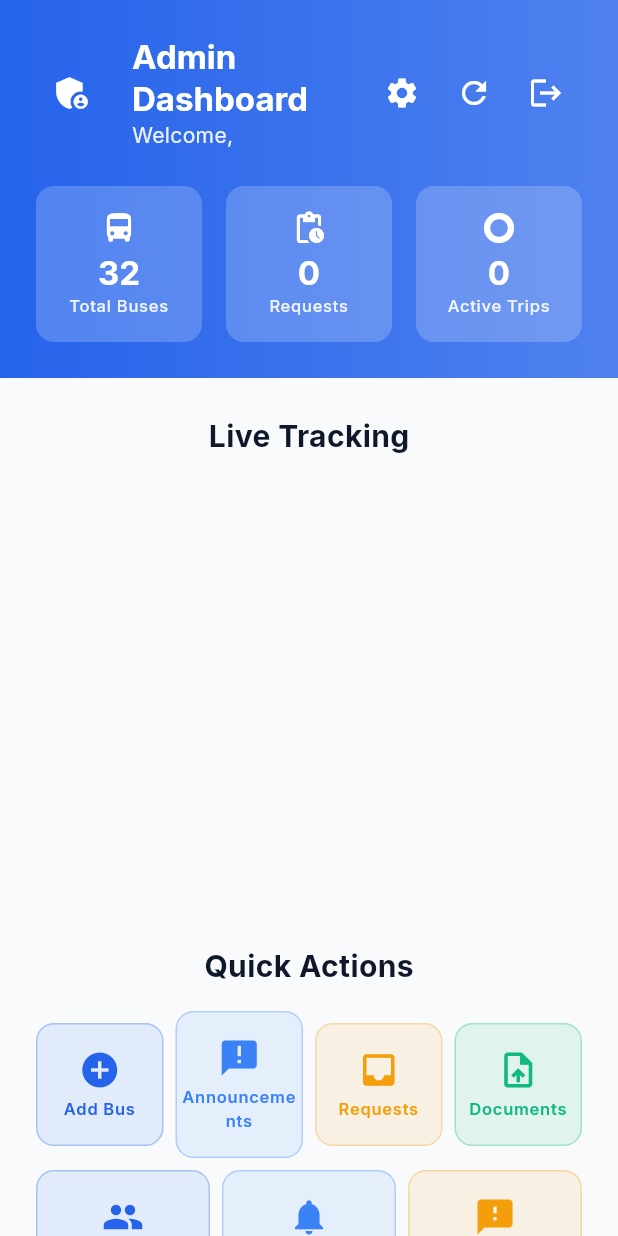
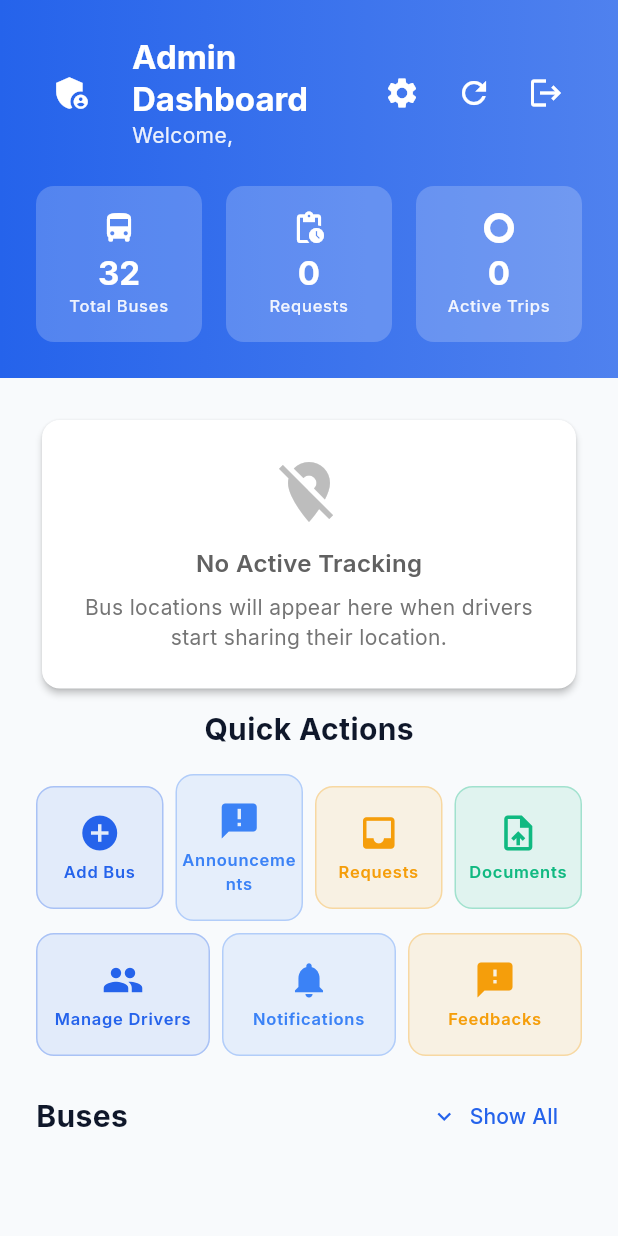
Before and after one commit to krishna2006-creator/bus-app, a Flutter app: the AdminDashboard screen opened by its route, on a phone screen of 412 x 824 dp. Run offline on Flutter 3.47's test engine with Material 3 defaults, Android fonts, the phone set to English and light mode, and no system bars; our stand-ins replace file_picker, firebase_core, firebase_messaging, flutter_local_notifications, flutter_map, geolocator and 7 more; missing offline and left inert: flutter_pdfview; accounts and stored records are empty; network calls fail.

Commit message:
fix: resolve flutter analyze errors and improve admin dashboard layout

```diff
--- a/lib/screens/admin/admin_dashboard.dart
+++ b/lib/screens/admin/admin_dashboard.dart
@@ -231,9 +231,60 @@ class _AdminDashboardState extends State<AdminDashboard> {
                   ),
 
                   // Live Tracking Map Section
+                  Consumer<LocationService>(
+                    builder: (context, locationService, _) {
+                      final hasActiveBuses = context
+                          .watch<BusService>()
+                          .buses
+                          .any((bus) =>
+                              locationService
+                                  .getBestLocationForBus(bus.busNumber) !=
+                              null);
+
+                      if (!hasActiveBuses) {
+                        return Padding(
+                          padding: const EdgeInsets.fromLTRB(AppSpacing.lg,
+                              AppSpacing.lg, AppSpacing.lg, AppSpacing.sm),
+                          child: Card(
+                            elevation: 2,
+                            shape: RoundedRectangleBorder(
+                                borderRadius: BorderRadius.circular(12)),
+                            child: Padding(
+                              padding: const EdgeInsets.all(24),
+                              child: Column(
+                                children: [
+                                  Icon(Icons.location_off,
+                                      size: 48, color: Colors.grey.shade400),
+                                  const SizedBox(height: 12),
+                                  Text(
+                                    'No Active Tracking',
+                                    style: TextStyle(
+                                      fontSize: 16,
+                                      fontWeight: FontWeight.w600,
+                                      color: Colors.grey.shade700,
+                                    ),
+                                  ),
+                                  const SizedBox(height: 8),
+                                  Text(
+                                    'Bus locations will appear here when drivers start sharing their location.',
+                                    textAlign: TextAlign.center,
+                                    style: TextStyle(
+                                      fontSize: 14,
+                                      color: Colors.grey.shade600,
+                                    ),
+                                  ),
+                                ],
+                              ),
+                            ),
+                          ),
+                        );
+                      }
+
+                      return Column(
+                        children: [
                           const Padding(
-                    padding: EdgeInsets.fromLTRB(AppSpacing.lg, AppSpacing.lg,
-                        AppSpacing.lg, AppSpacing.sm),
+                            padding: EdgeInsets.fromLTRB(AppSpacing.lg,
+                                AppSpacing.lg, AppSpacing.lg, AppSpacing.sm),
                             child: Text(
                               "Live Tracking",
                               style: TextStyle(
@@ -247,6 +298,10 @@ class _AdminDashboardState extends State<AdminDashboard> {
                             child: DashboardTrackingWidget(),
                           ),
                           const SizedBox(height: AppSpacing.md),
+                        ],
+                      );
+                    },
+                  ),
 
                   // Quick Actions Section
                   const Padding(
--- a/lib/widgets/bus_tracking_map_widget.dart
+++ b/lib/widgets/bus_tracking_map_widget.dart
@@ -243,7 +243,6 @@ class _BusTrackingMapWidgetState extends State<BusTrackingMapWidget> {
                           ],
                           color: Colors.red.shade400,
                           strokeWidth: 3,
-                          dashArray: const [5, 5],
                         ),
                         if (widget.boardingPointLocation != null)
                           Polyline(
@@ -253,7 +252,6 @@ class _BusTrackingMapWidgetState extends State<BusTrackingMapWidget> {
                             ],
                             color: Colors.green.shade400,
                             strokeWidth: 3,
-                            dashArray: const [5, 5],
                           ),
                       ],
                     ),
```
Lines whose indentation alone changed are shown as unchanged.
